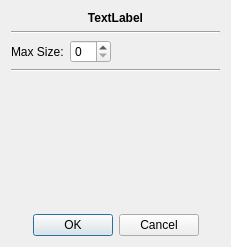
Qt form src/gui/dialogs/painter_parameters_nd.ui (cppd/math) before a commit.
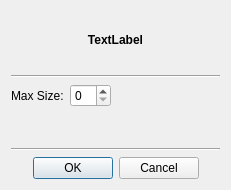
The same form after that commit.

Commit message: painter parameters dialogs

Patch:
```diff
--- a/src/gui/dialogs/painter_parameters_nd.ui
+++ b/src/gui/dialogs/painter_parameters_nd.ui
@@ -7,7 +7,7 @@
     <x>0</x>
     <y>0</y>
     <width>231</width>
-    <height>247</height>
+    <height>190</height>
    </rect>
   </property>
   <property name="windowTitle">
@@ -18,7 +18,6 @@
     <widget class="QLabel" name="label_space">
      <property name="font">
       <font>
-       <weight>75</weight>
        <bold>true</bold>
       </font>
      </property>
@@ -78,19 +77,6 @@
    <item>
     <layout class="QVBoxLayout" name="verticalLayout_parameters"/>
    </item>
-   <item>
-    <spacer name="verticalSpacer">
-     <property name="orientation">
-      <enum>Qt::Vertical</enum>
-     </property>
-     <property name="sizeHint" stdset="0">
-      <size>
-       <width>20</width>
-       <height>40</height>
-      </size>
-     </property>
-    </spacer>
-   </item>
    <item>
     <widget class="QDialogButtonBox" name="buttonBox">
      <property name="orientation">
```
Left out of the diff: 2 changed lines with no effect on the pictures. The commit also changes 6 other files.
